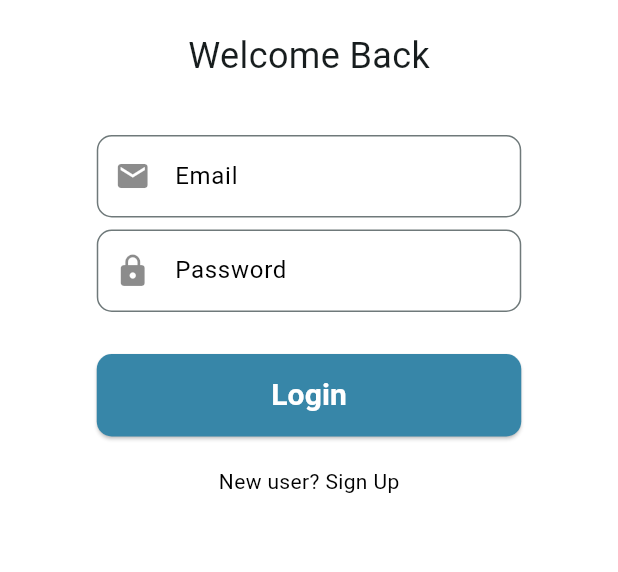
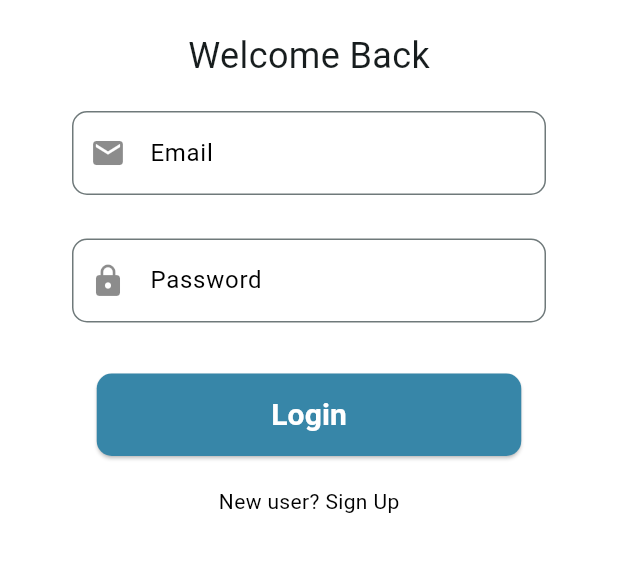
Before and after one commit to ali-mansour21/Studify-App, a Flutter app: the screen it shows after launch, on a phone screen of 412 x 824 dp, the part 369-941 px from its top. Run offline on Flutter 3.47's test engine with Material 3 defaults, Android fonts, the phone set to English and light mode, and no system bars; our stand-ins replace camera, file_picker, firebase_core, firebase_messaging, fluttertoast, image_picker and 2 more; missing offline and left inert: flutter_pdfview; accounts and stored records are empty; project files that could hold a hidden picture were left out.

Commit message:
Fix the login text fields

```diff
--- a/mobile/lib/screens/login_screen.dart
+++ b/mobile/lib/screens/login_screen.dart
@@ -19,6 +19,7 @@ class _LoginScreenState extends State<LoginScreen> {
   final TextEditingController _emailController = TextEditingController();
   final TextEditingController _passwordController = TextEditingController();
   bool _isLoading = false;
+
   void _login() async {
     final email = _emailController.text;
     final password = _passwordController.text;
@@ -65,29 +66,38 @@ class _LoginScreenState extends State<LoginScreen> {
       imagePath: 'assets/Studify-logo.png',
       title: "Welcome Back",
       child: Padding(
-          padding: const EdgeInsets.all(16.0),
+        padding: const EdgeInsets.symmetric(horizontal: 32.0),
         child: Stack(
           children: <Widget>[
             Column(
               mainAxisSize: MainAxisSize.min,
+              crossAxisAlignment: CrossAxisAlignment.center,
               children: <Widget>[
-                  CustomTextFormField(
+                SizedBox(
+                  height: 70,
+                  child: CustomTextFormField(
                     controller: _emailController,
                     labelText: "Email",
                     iconData: Icons.email,
                     keyboardType: TextInputType.emailAddress,
                   ),
-                  CustomTextFormField(
+                ),
+                const SizedBox(height: 15),
+                SizedBox(
+                  height: 70,
+                  child: CustomTextFormField(
                     controller: _passwordController,
                     labelText: "Password",
                     iconData: Icons.lock,
                     obscureText: true,
                   ),
+                ),
                 const SizedBox(height: 20),
                 MainButton(
                   buttonColor: const Color(0xFF3786A8),
                   buttonText: "Login",
-                      onPressed: _login),
+                  onPressed: _login,
+                ),
                 const SizedBox(height: 20),
                 GestureDetector(
                   onTap: () {
@@ -136,7 +146,8 @@ class _LoginScreenState extends State<LoginScreen> {
               ),
           ],
         ),
-        ));
+      ),
+    );
   }
 
   @override
--- a/mobile/lib/widgets/customtextformfield.dart
+++ b/mobile/lib/widgets/customtextformfield.dart
@@ -6,20 +6,20 @@ class CustomTextFormField extends StatelessWidget {
   final TextInputType keyboardType;
   final bool obscureText;
   final TextEditingController? controller;
-  const CustomTextFormField(
-      {super.key,
+
+  const CustomTextFormField({
+    super.key,
     required this.labelText,
     required this.iconData,
     this.keyboardType = TextInputType.text,
     this.obscureText = false,
-      this.controller});
+    this.controller,
+  });
+
   @override
   Widget build(BuildContext context) {
     return Padding(
       padding: const EdgeInsets.only(bottom: 8.0),
-      child: SizedBox(
-        width: 283,
-        height: 55,
       child: TextFormField(
         controller: controller,
         decoration: InputDecoration(
@@ -39,7 +39,7 @@ class CustomTextFormField extends StatelessWidget {
         ),
         keyboardType: keyboardType,
         obscureText: obscureText,
-        ),
+        maxLines: 1,
       ),
     );
   }
```
Lines whose indentation alone changed are shown as unchanged.
